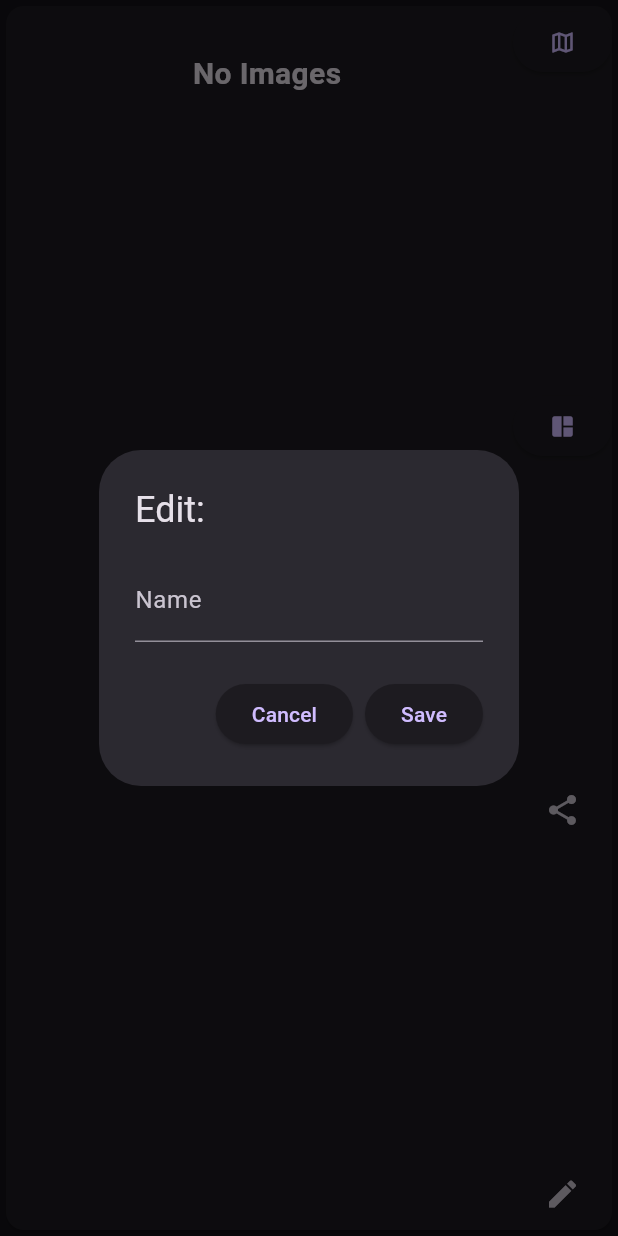
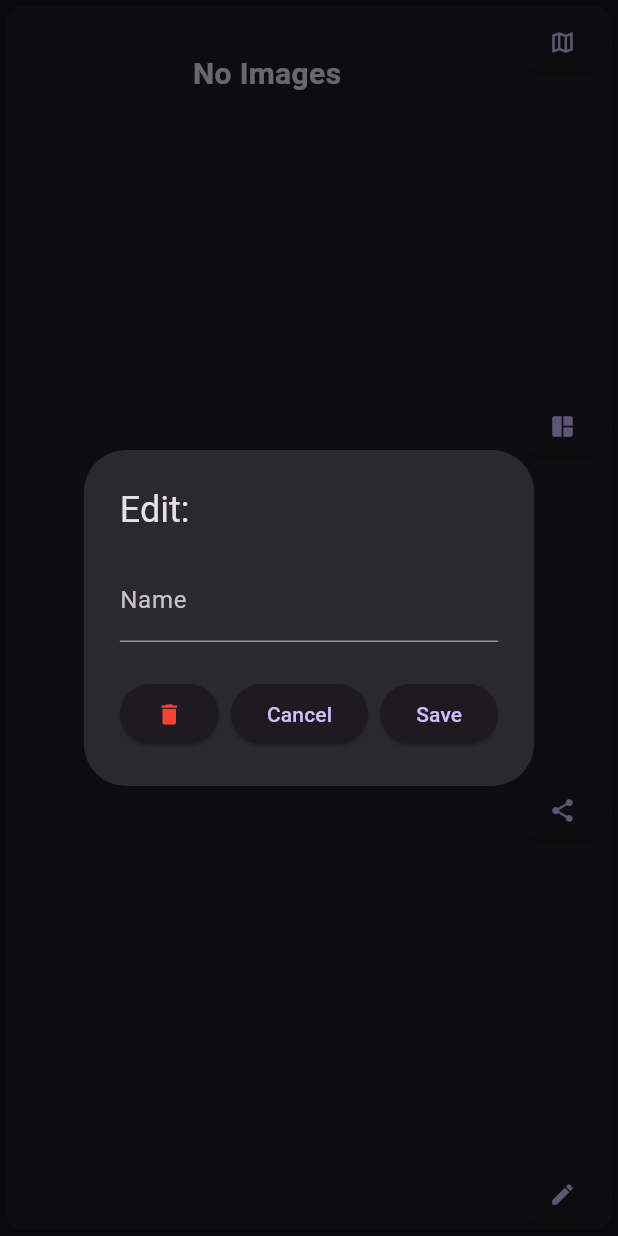
Before and after one commit to crd3vmAccount/your_trip, a Flutter app: the AlbumCard widget shown alone on an empty page, opened directly with empty values, after a tap on the "edit" icon, on a phone screen of 412 x 824 dp. Run offline on Flutter 3.47's test engine with Material 3 defaults, Android fonts, the phone set to English and light mode, and no system bars; our stand-ins replace cloud_firestore, email_validator, firebase_auth, firebase_core, firebase_storage, flutter_map and 4 more; missing offline and left inert: flutter_map_location_marker; accounts and stored records are empty.

Commit message:
Made button actions all ElevatedButtons

```diff
--- a/lib/fragments/album_card.dart
+++ b/lib/fragments/album_card.dart
@@ -115,9 +115,9 @@ class _AlbumCardState extends State<AlbumCard> {
           onPressed: onGalleryClick,
           child: const Icon(Icons.auto_awesome_mosaic_rounded),
         ),
-        IconButton(
-          icon: const Icon(Icons.share),
+        ElevatedButton(
           onPressed: onShareClick,
+          child: const Icon(Icons.share),
         ),
         AlbumEditDialog(album: widget._album),
       ],
--- a/lib/fragments/album_edit_dialog.dart
+++ b/lib/fragments/album_edit_dialog.dart
@@ -38,6 +38,13 @@ class _AlbumEditState extends State<AlbumEditDialog> {
             title: Text("Edit: ${widget.album.displayName}"),
             content: _albumNameField(),
             actions: [
+              ElevatedButton(
+                onPressed: _closeForm,
+                child: const Icon(
+                  color: Colors.red,
+                  Icons.delete,
+                ),
+              ),
               ElevatedButton(
                 onPressed: _closeForm,
                 child: const Text("Cancel"),
@@ -99,9 +106,9 @@ class _AlbumEditState extends State<AlbumEditDialog> {
 
   @override
   Widget build(BuildContext context) {
-    return IconButton(
-      icon: const Icon(Icons.edit),
+    return ElevatedButton(
       onPressed: _showAlbumCreateDialog,
+      child: const Icon(Icons.edit),
     );
   }
 }
```
